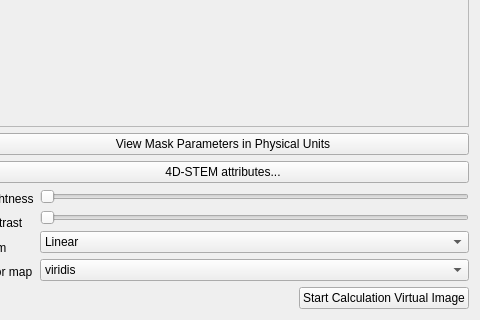
Before: the Qt Designer form ui/uiPageVirtualImage.ui in ManifoldsHu/FourDExplorer, drawn with Qt 5; both pictures show x 459 to 939 and y 353 to 673 of the 939 by 673 pixel window.
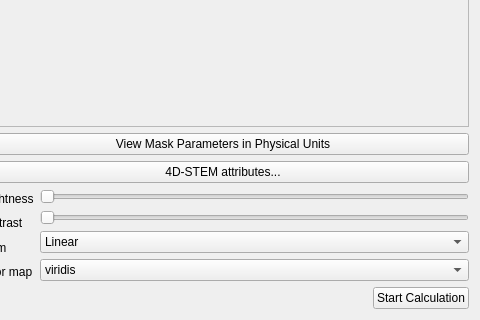
After: the same form once the commit is applied. Custom widgets are drawn as their Qt base class.

```diff
--- a/ui/uiPageVirtualImage.ui
+++ b/ui/uiPageVirtualImage.ui
@@ -365,7 +365,7 @@
      <item>
       <widget class="QPushButton" name="pushButton_start">
        <property name="text">
-        <string>Start Calculation Virtual Image</string>
+        <string>Start Calculation</string>
        </property>
       </widget>
      </item>
```
